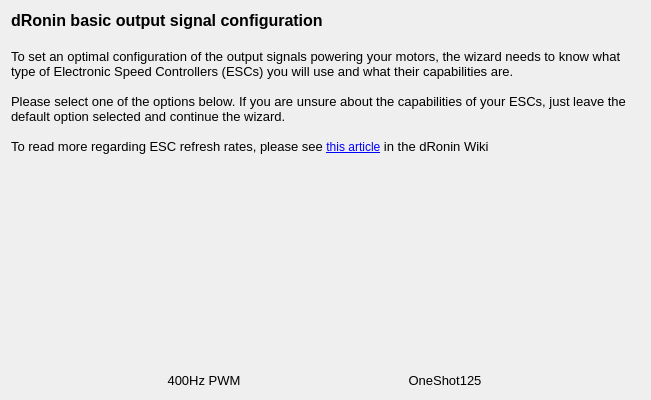
This is ground/gcs/src/plugins/setupwizard/pages/outputpage.ui in d-ronin/dRonin as Qt 5 draws it before an edit. The edited form follows.
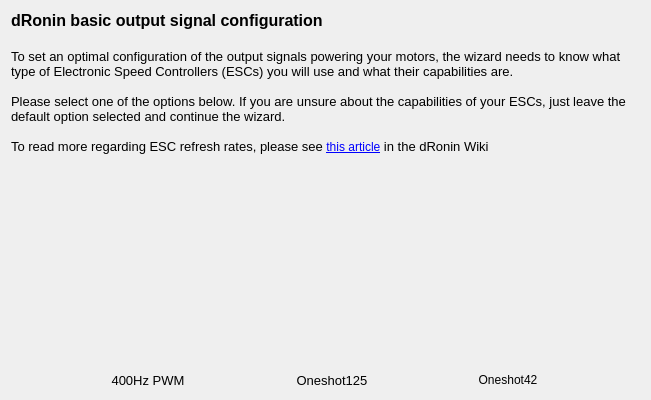
This is the edited form. Icons and pictures are not drawn.

Commit message: GCS:Setup: Add support for Oneshot42

```diff
--- a/ground/gcs/src/plugins/setupwizard/pages/outputpage.ui
+++ b/ground/gcs/src/plugins/setupwizard/pages/outputpage.ui
@@ -116,7 +116,7 @@
         <string notr="true">QToolButton { border: none }</string>
        </property>
        <property name="text">
-        <string>OneShot125</string>
+        <string>Oneshot125</string>
        </property>
        <property name="icon">
         <iconset resource="../wizardResources.qrc">
@@ -146,6 +146,42 @@
        </property>
       </widget>
      </item>
+     <item>
+      <widget class="QToolButton" name="oneShot42Button">
+       <property name="toolTip">
+        <string>&lt;html&gt;&lt;head/&gt;&lt;body&gt;&lt;p&gt;Oneshot42 Synchronous PWM&lt;/p&gt;&lt;/body&gt;&lt;/html&gt;</string>
+       </property>
+       <property name="styleSheet">
+        <string notr="true">QToolButton { border: none }</string>
+       </property>
+       <property name="text">
+        <string>Oneshot42</string>
+       </property>
+       <property name="icon">
+        <iconset resource="../wizardResources.qrc">
+         <normaloff>:/setupwizard/resources/bttn-oneshot-up.png</normaloff>
+         <normalon>:/setupwizard/resources/bttn-oneshot-down.png</normalon>:/setupwizard/resources/bttn-oneshot-up.png</iconset>
+       </property>
+       <property name="iconSize">
+        <size>
+         <width>200</width>
+         <height>100</height>
+        </size>
+       </property>
+       <property name="checkable">
+        <bool>true</bool>
+       </property>
+       <property name="autoExclusive">
+        <bool>true</bool>
+       </property>
+       <property name="toolButtonStyle">
+        <enum>Qt::ToolButtonTextUnderIcon</enum>
+       </property>
+       <property name="autoRaise">
+        <bool>true</bool>
+       </property>
+      </widget>
+     </item>
     </layout>
    </item>
   </layout>
```
Left out of the diff: 4 changed lines with no effect on the pictures. The commit also changes 6 other files.
